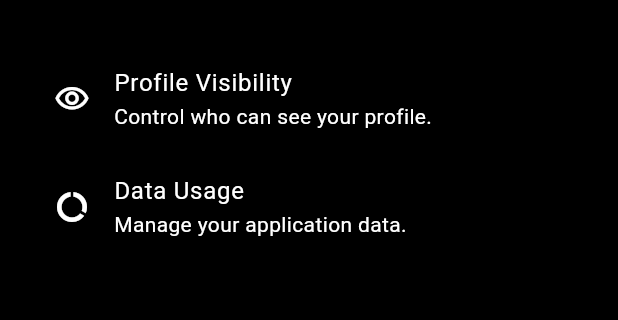
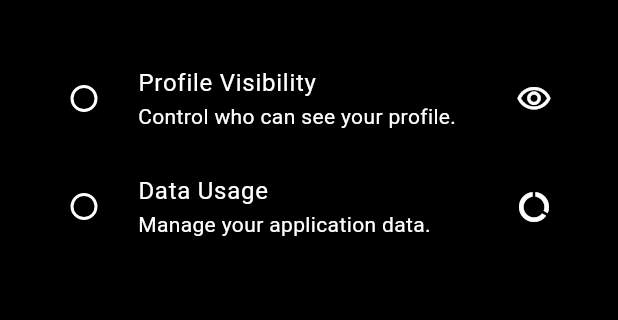
Before and after one commit to rabia32pk-glitch/soul_voice, a Flutter app: the PrivacyScreen screen opened directly, on a phone screen of 412 x 824 dp, the part 362-682 px from its top. Run offline on Flutter 3.47's test engine with Material 3 defaults, Android fonts, the phone set to English and light mode, and no system bars; our stand-ins replace firebase_auth, firebase_core, flutter_bloc, image_picker, shared_preferences; accounts and stored records are empty.

Commit message:
updated_profile

```diff
--- a/lib/screens/privacy_screen.dart
+++ b/lib/screens/privacy_screen.dart
@@ -1,9 +1,14 @@
 import 'package:flutter/material.dart';
 
-class PrivacyScreen extends StatelessWidget {
+class PrivacyScreen extends StatefulWidget {
   const PrivacyScreen({super.key});
 
   @override
+  State<PrivacyScreen> createState() => _PrivacyScreenState();
+}
+
+class _PrivacyScreenState extends State<PrivacyScreen> {
+  String? _selectedOption;
   Widget build(BuildContext context) {
     return Scaffold(
       appBar: AppBar(
@@ -42,17 +47,31 @@ class PrivacyScreen extends StatelessWidget {
 
           const SizedBox(height: 30),
 
-          const ListTile(
-            leading: Icon(Icons.visibility_outlined),
-            title: Text('Profile Visibility'),
-            subtitle: Text('Control who can see your profile.'),
-          ),
+          RadioListTile<String>(
+  value: 'public',
+  groupValue: _selectedOption,
+  onChanged: (value) {
+    setState(() {
+      _selectedOption = value;
+    });
+  },
+  secondary: const Icon(Icons.visibility_outlined),
+  title: const Text('Profile Visibility'),
+  subtitle: const Text('Control who can see your profile.'),
+),
 
-          const ListTile(
-            leading: Icon(Icons.data_usage_outlined),
-            title: Text('Data Usage'),
-            subtitle: Text('Manage your application data.'),
-          ),
+          RadioListTile<String>(
+  value: 'data_usage',
+  groupValue: _selectedOption,
+  onChanged: (value) {
+    setState(() {
+      _selectedOption = value;
+    });
+  },
+  secondary: const Icon(Icons.data_usage_outlined),
+  title: const Text('Data Usage'),
+  subtitle: const Text('Manage your application data.'),
+),
         ],
       ),
     );
```
Also changed, not shown: lib/screens/profile.dart (+0 -7 lines), lib/screens/profile_screen.dart (+25 -8 lines), lib/screens/settings_screen.dart (+0 -7 lines), 1 other file.
